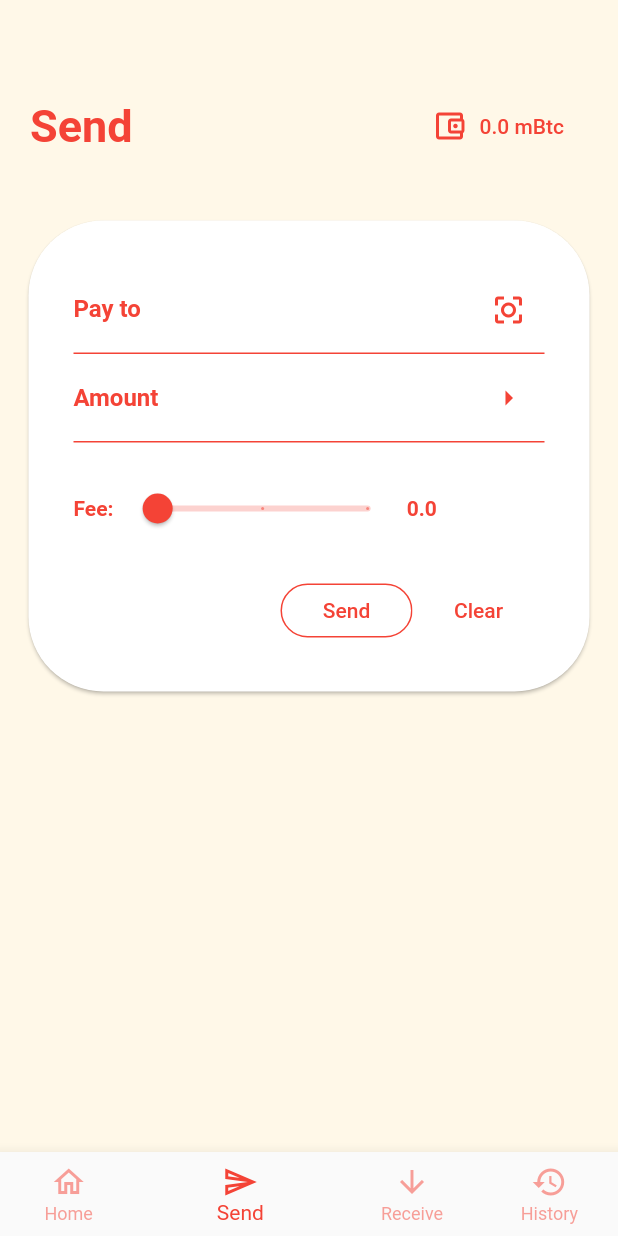
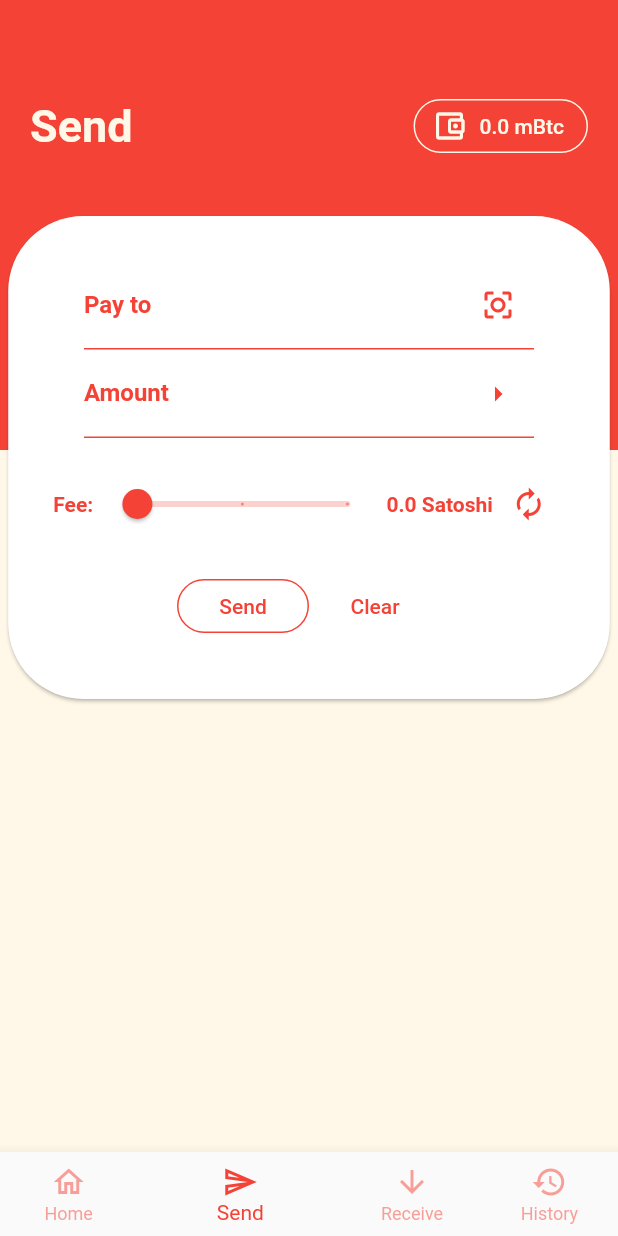
Before and after one commit to ghassmo/nymwallet, a Flutter app: the screen it shows after launch, item 2 of the bottom bar chosen, after a tap on "0.0 mBtc", on a phone screen of 412 x 824 dp. Run offline on Flutter 3.47's test engine with Material 2 defaults, Android fonts, the phone set to English and light mode, and no system bars; our stand-ins replace outline_material_icons.

Commit message:
change background color

```diff
--- a/lib/main.dart
+++ b/lib/main.dart
@@ -1,4 +1,5 @@
 import 'package:flutter/material.dart';
+import 'package:flutter/services.dart';
 import 'package:nymwal/screens/history_screen.dart';
 import 'package:nymwal/screens/home_screen.dart';
 import 'package:nymwal/screens/receive_screen.dart';
@@ -10,6 +11,10 @@ void main() => runApp(MyApp());
 class MyApp extends StatelessWidget {
   @override
   Widget build(BuildContext context) {
+    SystemChrome.setPreferredOrientations([
+      DeviceOrientation.portraitUp,
+    ]);
+
     return MaterialApp(
       theme: ThemeData(
           scaffoldBackgroundColor: Color.fromRGBO(255, 248, 232, 1),
@@ -20,7 +25,6 @@ class MyApp extends StatelessWidget {
               side: BorderSide(color: Colors.red),
             ),
           )),
-      title: '',
       home: MyHomePage(),
     );
   }
--- /dev/null
+++ b/lib/providers/txs.dart
@@ -0,0 +1,14 @@
+import 'package:flutter/material.dart';
+
+class Transaction with ChangeNotifier {
+  double amount;
+  String txHash;
+  int blockHeigh;
+
+  Transaction(
+      {@required this.amount,
+      @required this.txHash,
+      @required this.blockHeigh});
+
+  List testTxHisory = [];
+}
--- a/lib/screens/home_screen.dart
+++ b/lib/screens/home_screen.dart
@@ -5,12 +5,23 @@ import 'package:outline_material_icons/outline_material_icons.dart';
 class HomeScreen extends StatelessWidget {
   @override
   Widget build(BuildContext context) {
-    return Column(
+    return Stack(
+      alignment: Alignment.topCenter,
       children: <Widget>[
-        AppBarCustom(
-          title: "Home",
-          icon: OMIcons.accountCircle,
-        ),
+        Align(
+            alignment: Alignment.topCenter,
+            child: AppBarCustom(
+                title: "Home", icon: OMIcons.accountCircle, iconString: false)),
+        Positioned(
+          top: 200,
+          child: Text(
+            "0.0mBtc",
+            style: TextStyle(
+                fontSize: 30,
+                color: Theme.of(context).scaffoldBackgroundColor,
+                fontWeight: FontWeight.bold),
+          ),
+        )
       ],
     );
   }
--- a/lib/screens/send_screen.dart
+++ b/lib/screens/send_screen.dart
@@ -20,15 +20,20 @@ class SendScreen extends StatelessWidget {
   final _form = GlobalKey<FormState>();
   @override
   Widget build(BuildContext context) {
-    return Column(
+    return Stack(
+      alignment: Alignment.topCenter,
       children: <Widget>[
-        AppBarCustom(
+        Align(
+            alignment: Alignment.topCenter,
+            child: AppBarCustom(
               title: "Send",
               icon: OMIcons.accountBalanceWallet,
               iconString: true,
-        ),
-        Container(
-          width: double.infinity,
+            )),
+        Positioned(
+          top: 125,
+          child: Container(
+            height: 360,
             padding: EdgeInsets.all(15),
             child: Card(
                 shape: RoundedRectangleBorder(
@@ -38,13 +43,19 @@ class SendScreen extends StatelessWidget {
                   padding: EdgeInsets.all(30),
                   child: Column(
                     children: <Widget>[
-                    TextFormField(
+                      Container(
+                        width: 300,
+                        child: TextFormField(
                           decoration: buildInputDec(
                               "Pay to", OMIcons.centerFocusStrong, () {}),
                         ),
-                    TextFormField(
-                      decoration:
-                          buildInputDec("Amount", OMIcons.arrowRight, () {}),
+                      ),
+                      Container(
+                        width: 300,
+                        child: TextFormField(
+                          decoration: buildInputDec(
+                              "Amount", OMIcons.arrowRight, () {}),
+                        ),
                       ),
                       Padding(
                         child: Row(
@@ -53,7 +64,8 @@ class SendScreen extends StatelessWidget {
                             Text(
                               "Fee: ",
                               style: TextStyle(
-                                color: Colors.red, fontWeight: FontWeight.bold),
+                                  color: Colors.red,
+                                  fontWeight: FontWeight.bold),
                             ),
                             Slider(
                               value: 0.2,
@@ -63,9 +75,15 @@ class SendScreen extends StatelessWidget {
                               onChanged: (double value) {},
                             ),
                             Text(
-                            "0.0",
+                              "0.0 Satoshi",
                               style: TextStyle(
-                                color: Colors.red, fontWeight: FontWeight.bold),
+                                  color: Colors.red,
+                                  fontWeight: FontWeight.bold),
+                            ),
+                            IconButton(
+                              icon: Icon(OMIcons.autorenew),
+                              color: Colors.red,
+                              onPressed: () {},
                             )
                           ],
                         ),
@@ -99,6 +117,7 @@ class SendScreen extends StatelessWidget {
                     ],
                   ),
                 )),
+          ),
         )
       ],
     );
--- a/lib/shared/appBar.dart
+++ b/lib/shared/appBar.dart
@@ -8,7 +8,13 @@ class AppBarCustom extends StatelessWidget {
   AppBarCustom({@required this.title, this.icon, this.iconString = false});
   @override
   Widget build(BuildContext context) {
-    return Container(
+    return Stack(
+      children: <Widget>[
+        Container(
+          color: Colors.red,
+          height: 300,
+        ),
+        Container(
           padding: EdgeInsets.all(20),
           margin: EdgeInsets.only(top: 40),
           width: double.infinity,
@@ -21,22 +27,28 @@ class AppBarCustom extends StatelessWidget {
                   style: TextStyle(
                       fontSize: 30,
                       fontWeight: FontWeight.bold,
-                  color: Theme.of(context).primaryColor),
+                      color: Theme.of(context).scaffoldBackgroundColor),
                 ),
               ),
               FlatButton.icon(
                 shape: RoundedRectangleBorder(
                     borderRadius: new BorderRadius.circular(18.0),
-                side: BorderSide(color: Theme.of(context).scaffoldBackgroundColor)),
+                    side: BorderSide(
+                        color: Theme.of(context).scaffoldBackgroundColor)),
                 icon: Icon(
                   icon,
-              color: Theme.of(context).primaryColor,
+                  color: Theme.of(context).scaffoldBackgroundColor,
                 ),
                 onPressed: () {},
-            label: Text(iconString ? "0.0 mBtc" : " ", style: TextStyle(color: Colors.red),),
+                label: Text(
+                  iconString ? "0.0 mBtc" : " ",
+                  style: TextStyle(color: Theme.of(context).scaffoldBackgroundColor),
+                ),
               )
             ],
           ),
+        )
+      ],
     );
   }
 }
--- a/pubspec.yaml
+++ b/pubspec.yaml
@@ -24,6 +24,8 @@ dependencies:
   # Use with the CupertinoIcons class for iOS style icons.
   cupertino_icons: ^0.1.2
   outline_material_icons: ^0.1.1
+  bitcoin_flutter: ^1.1.0
+  web_socket_channel: ^1.1.0
 
 dev_dependencies:
   flutter_test:
```
Also changed, not shown: pubspec.lock. Lines whose indentation alone changed are shown as unchanged.
